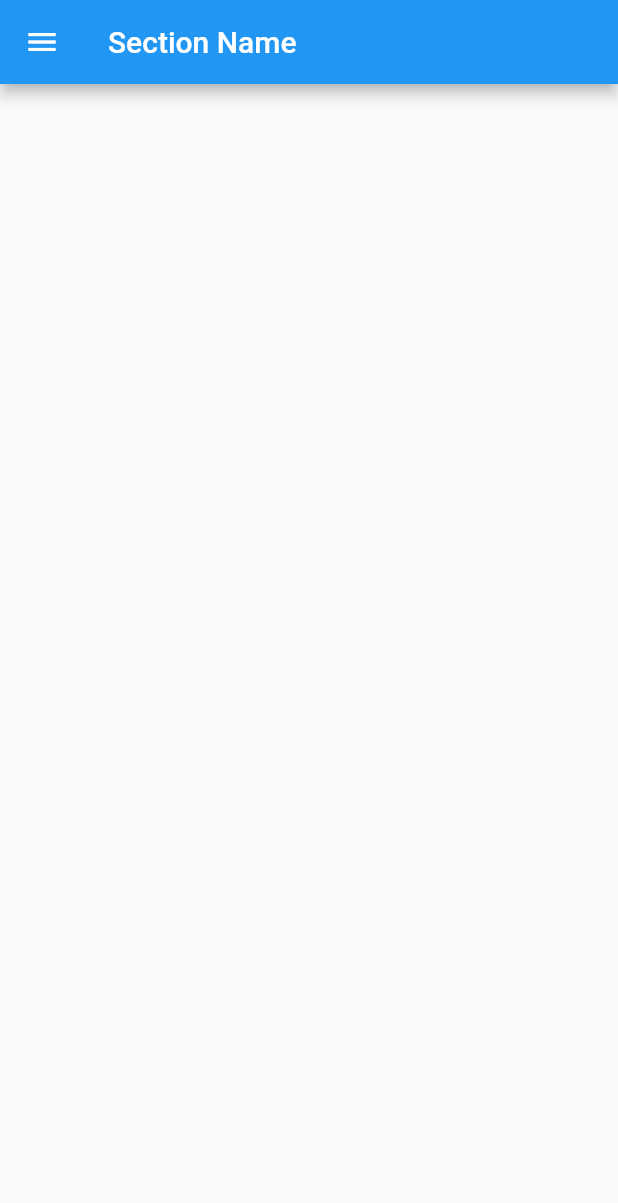
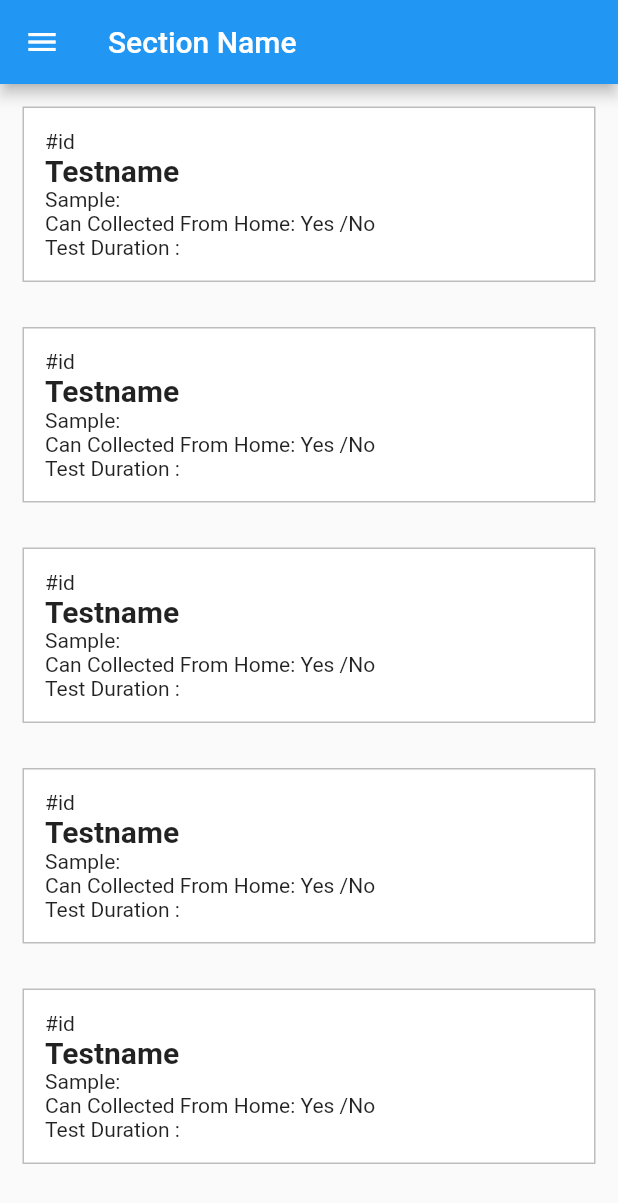
Before and after one commit to anjalivijayan1061/onlinediagnostic_admin, a Flutter app: the screen it shows after launch, on a phone screen of 412 x 824 dp. Shown: the top 1203 px of the screen. Run offline on Flutter 3.47's test engine with Material 2 defaults, Android fonts, the phone set to English and light mode, and no system bars; missing offline and left inert: dart:html.

Commit message:
sections completed

```diff
--- a/lib/main.dart
+++ b/lib/main.dart
@@ -1,5 +1,6 @@
 import 'package:flutter/material.dart';
 import 'package:onlinediagnostic_admin/ui/screens/home_screen.dart';
+import 'package:onlinediagnostic_admin/ui/screens/login_screen.dart';
 
 void main() {
   runApp(const MyApp());
--- a/lib/ui/screens/home_screen.dart
+++ b/lib/ui/screens/home_screen.dart
@@ -1,8 +1,8 @@
 import 'package:flutter/material.dart';
-import 'package:onlinediagnostic_admin/ui/screens/home_screen_sectios/nurse_management_section.dart';
-import 'package:onlinediagnostic_admin/ui/screens/home_screen_sectios/order_management_section.dart';
-import 'package:onlinediagnostic_admin/ui/screens/home_screen_sectios/test_management_section.dart';
-import 'package:onlinediagnostic_admin/ui/screens/home_screen_sectios/user_managment_section.dart';
+import 'package:onlinediagnostic_admin/ui/screens/home_screen_sections/nurse_management_section.dart';
+import 'package:onlinediagnostic_admin/ui/screens/home_screen_sections/order_management_section.dart';
+import 'package:onlinediagnostic_admin/ui/screens/home_screen_sections/test_management_section.dart';
+import 'package:onlinediagnostic_admin/ui/screens/home_screen_sections/user_management_section.dart';
 
 class HomeScreen extends StatefulWidget {
   const HomeScreen({super.key});
@@ -20,7 +20,7 @@ class _HomeScreenState extends State<HomeScreen>
     tabController = TabController(
       length: 5,
       vsync: this,
-      initialIndex: 3, //change the index to currently working section's index
+      initialIndex: 2, //change the index to currently working section's index
     );
     super.initState();
   }
@@ -39,10 +39,10 @@ class _HomeScreenState extends State<HomeScreen>
           Container(
             color: Colors.red,
           ),
-          OrderManagmentSection(),
-          TestManagmentSection(),
+          OrderManagementSection(),
+          TestManagementSection(),
           NurseManagmentSection(),
-          UserManagmentSection(),
+          UserManagementSection(),
         ],
       ),
       drawer: Material(
--- /dev/null
+++ b/lib/ui/screens/home_screen_sections/test_management_section.dart
@@ -0,0 +1,116 @@
+import 'package:flutter/material.dart';
+
+class TestManagementSection extends StatelessWidget {
+  const TestManagementSection({super.key});
+
+  @override
+  Widget build(BuildContext context) {
+    return Center(
+      child: SizedBox(
+        width: 1000,
+        child: ListView(
+          children: [
+            TestCard(
+              id: '#id',
+              testname: 'Testname',
+              sample: 'Sample:',
+              cancollectedfrom: 'Can Collected From Home: Yes /No',
+              testduration: 'Test Duration :',
+              amount: "Amount",
+            ),
+            TestCard(
+              id: '#id',
+              testname: 'Testname',
+              sample: 'Sample:',
+              cancollectedfrom: 'Can Collected From Home: Yes /No',
+              testduration: 'Test Duration :',
+              amount: "Amount",
+            ),
+            TestCard(
+              id: '#id',
+              testname: 'Testname',
+              sample: 'Sample:',
+              cancollectedfrom: 'Can Collected From Home: Yes /No',
+              testduration: 'Test Duration :',
+              amount: "Amount",
+            ),
+            TestCard(
+              id: '#id',
+              testname: 'Testname',
+              sample: 'Sample:',
+              cancollectedfrom: 'Can Collected From Home: Yes /No',
+              testduration: 'Test Duration :',
+              amount: "Amount",
+            ),
+            TestCard(
+              id: '#id',
+              testname: 'Testname',
+              sample: 'Sample:',
+              cancollectedfrom: 'Can Collected From Home: Yes /No',
+              testduration: 'Test Duration :',
+              amount: "Amount",
+            ),
+          ],
+        ),
+      ),
+    );
+  }
+}
+
+class TestCard extends StatelessWidget {
+  final String id, testname, sample, cancollectedfrom, testduration, amount;
+  const TestCard({
+    Key? key,
+    required this.id,
+    required this.testname,
+    required this.sample,
+    required this.cancollectedfrom,
+    required this.testduration,
+    required this.amount,
+  }) : super(key: key);
+
+  @override
+  Widget build(BuildContext context) {
+    return Column(
+      children: [
+        Padding(
+          padding: const EdgeInsets.all(15),
+          child: Material(
+            color: Colors.white,
+            shape: RoundedRectangleBorder(
+              side: BorderSide(
+                color: Colors.black26,
+                width: 1,
+              ),
+            ),
+            child: Padding(
+              padding: const EdgeInsets.all(15),
+              child: Column(
+                crossAxisAlignment: CrossAxisAlignment.start,
+                children: [
+                  Row(
+                    children: [
+                      Text(
+                        id,
+                      ),
+                    ],
+                  ),
+                  Text(
+                    testname,
+                    style: TextStyle(fontWeight: FontWeight.bold, fontSize: 20),
+                  ),
+                  Text(sample),
+                  Text(cancollectedfrom),
+                  Text(testduration),
+                  Wrap(
+                    children: [],
+                  ),
+                ],
+              ),
+            ),
+          ),
+        ),
+      ],
+    );
+  }
+}
--- a/lib/ui/screens/home_screen_sectios/nurse_management_section.dart
+++ /dev/null
@@ -1,17 +0,0 @@
-import 'package:flutter/material.dart';
-
-class NurseManagmentSection extends StatelessWidget {
-  const NurseManagmentSection({super.key});
-
-  @override
-  Widget build(BuildContext context) {
-    return Center(
-      child: SizedBox(
-        width: 1000,
-        child: ListView(
-          children: [],
-        ),
-      ),
-    );
-  }
-}
```
Also changed, not shown: lib/ui/screens/home_screen_sections/nurse_management_section.dart (added, +102 -0 lines), lib/ui/screens/home_screen_sections/order_management_section.dart (added, +132 -0 lines), lib/ui/screens/home_screen_sections/user_management_section.dart (renamed from lib/ui/screens/home_screen_sectios/user_managment_section.dart, +14 -10 lines), lib/ui/screens/home_screen_sectios/order_management_section.dart (deleted, +0 -17 lines), lib/ui/screens/home_screen_sectios/test_management_section.dart (deleted, +0 -17 lines), lib/ui/screens/login_screen.dart (+108 -72 lines), lib/ui/widgets/custom_button.dart (added, +40 -0 lines).
